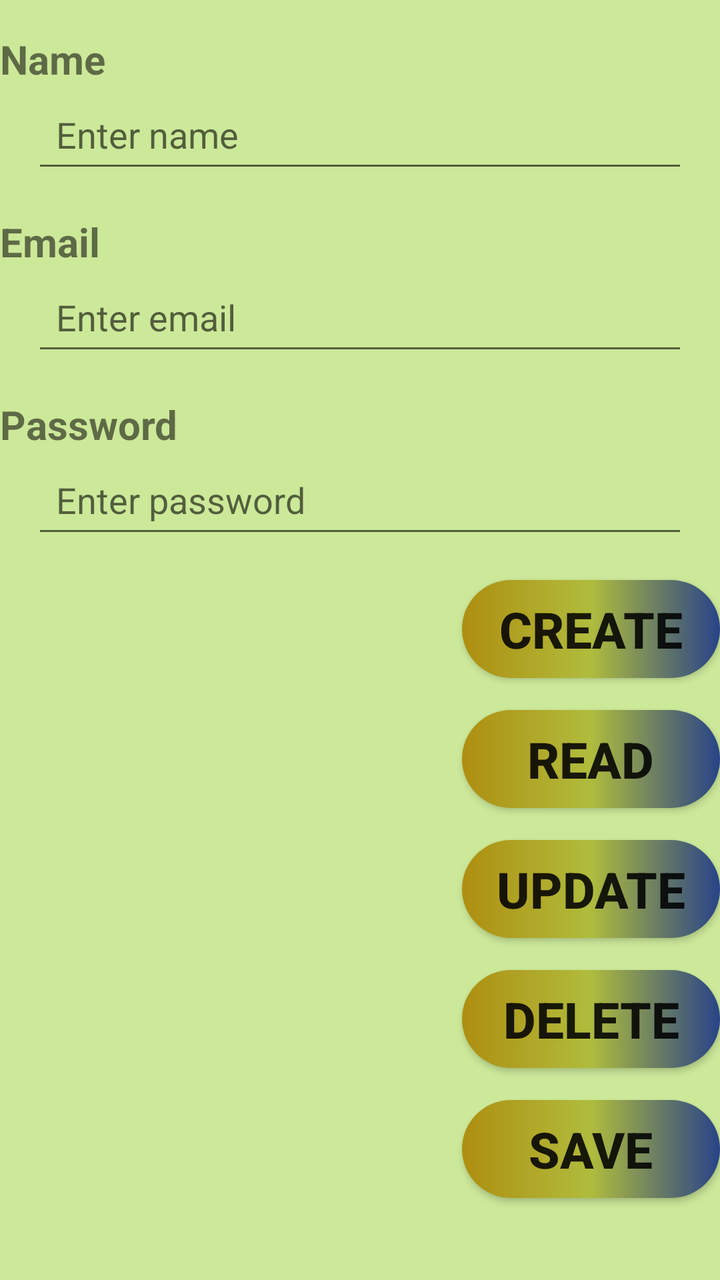
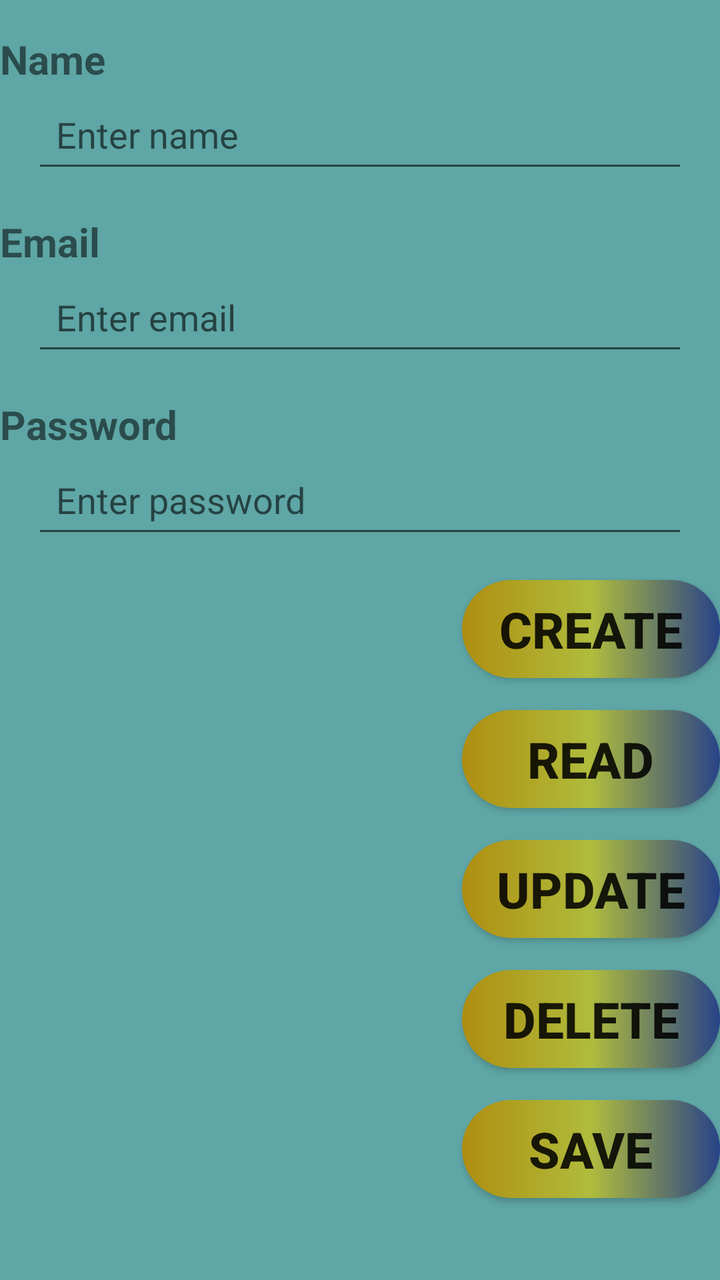

Compare the two renders of this Android layout. The source of the first and the diff that turns it into the second are given below.
<!-- AndroidManifest.xml: activity theme Theme.AppCompat.Light -->
<!-- res/layout/activity_users.xml -->
<?xml version="1.0" encoding="utf-8"?>
<androidx.constraintlayout.widget.ConstraintLayout xmlns:android="http://schemas.android.com/apk/res/android"
    xmlns:app="http://schemas.android.com/apk/res-auto"
    xmlns:tools="http://schemas.android.com/tools"
    android:layout_width="match_parent"
    android:layout_height="match_parent"
    android:background="#CCE899"
    tools:context=".UsersActivity">

    
    <TextView
        android:id="@+id/text_name"
        android:layout_width="wrap_content"
        android:layout_height="wrap_content"
        android:text="Name"
        android:textStyle="bold"
        android:textSize="20sp"
        android:layout_marginTop="16dp"
        app:layout_constraintStart_toStartOf="parent"
        app:layout_constraintTop_toTopOf="parent" />

    <EditText
        android:id="@+id/edit_name"
        android:layout_width="0dp"
        android:layout_height="wrap_content"
        android:layout_marginStart="16dp"
        android:layout_marginEnd="16dp"
        android:inputType="textPersonName"
        android:hint="Enter name"
        app:layout_constraintEnd_toEndOf="parent"
        app:layout_constraintStart_toStartOf="parent"
        app:layout_constraintTop_toBottomOf="@+id/text_name"
        android:padding="12dp"
        android:autofillHints="" />


    <TextView
        android:id="@+id/text_email"
        android:layout_width="wrap_content"
        android:layout_height="wrap_content"
        android:text="Email"
        android:textStyle="bold"
        android:textSize="20sp"
        android:layout_marginTop="16dp"
        app:layout_constraintStart_toStartOf="parent"
        app:layout_constraintTop_toBottomOf="@+id/edit_name" />

    <EditText
        android:id="@+id/edit_email"
        android:layout_width="0dp"
        android:layout_height="wrap_content"
        android:layout_marginStart="16dp"
        android:layout_marginEnd="16dp"
        android:padding="12dp"
        android:inputType="textEmailAddress"
        android:hint="Enter email"
        app:layout_constraintEnd_toEndOf="parent"
        app:layout_constraintStart_toStartOf="parent"
        app:layout_constraintTop_toBottomOf="@+id/text_email" />

    <TextView
        android:id="@+id/text_password"
        android:layout_width="wrap_content"
        android:layout_height="wrap_content"
        android:text="Password"
        android:textStyle="bold"
        android:textSize="20sp"
        android:layout_marginTop="16dp"
        app:layout_constraintStart_toStartOf="parent"
        app:layout_constraintTop_toBottomOf="@+id/edit_email" />

    <EditText
        android:id="@+id/edit_password"
        android:layout_width="0dp"
        android:layout_height="wrap_content"
        android:layout_marginStart="16dp"
        android:layout_marginEnd="16dp"
        android:padding="12dp"
        android:inputType="textPassword"
        android:hint="Enter password"
        app:layout_constraintEnd_toEndOf="parent"
        app:layout_constraintStart_toStartOf="parent"
        app:layout_constraintTop_toBottomOf="@+id/text_password" />

    
    <Button
        android:id="@+id/btn_create"
        android:layout_width="129dp"
        android:layout_height="49dp"
        android:layout_marginTop="16dp"
        android:background="@drawable/button_shapes"
        android:text="Create"
        android:textSize="25sp"
        android:textStyle="bold"
        app:layout_constraintEnd_toEndOf="parent"
        app:layout_constraintTop_toBottomOf="@+id/edit_password" />

    <Button
        android:id="@+id/btn_read"
        android:layout_width="129dp"
        android:layout_height="49dp"
        android:layout_marginTop="16dp"
        android:background="@drawable/button_shapes"
        android:text="Read"
        android:textSize="25sp"
        android:textStyle="bold"
        app:layout_constraintEnd_toEndOf="parent"
        app:layout_constraintTop_toBottomOf="@+id/btn_create" />

    <Button
        android:id="@+id/btn_update"
        android:layout_width="129dp"
        android:layout_height="49dp"
        android:background="@drawable/button_shapes"
        android:text="Update"
        android:textSize="25sp"
        android:textStyle="bold"
        android:layout_marginTop="16dp"
        app:layout_constraintEnd_toEndOf="parent"
        app:layout_constraintTop_toBottomOf="@+id/btn_read" />

    <Button
        android:id="@+id/btn_delete"
        android:layout_width="129dp"
        android:layout_height="49dp"
        android:layout_marginTop="16dp"
        android:text="Delete"
        android:textSize="25sp"
        android:textStyle="bold"
        android:background="@drawable/button_shapes"
        app:layout_constraintEnd_toEndOf="parent"
        app:layout_constraintTop_toBottomOf="@+id/btn_update" />

    <Button
        android:id="@+id/btn_save"
        android:layout_width="129dp"
        android:layout_height="49dp"
        android:layout_marginTop="16dp"
        android:text="Save"
        android:textSize="25sp"
        android:textStyle="bold"
        android:background="@drawable/button_shapes"
        app:layout_constraintEnd_toEndOf="parent"
        app:layout_constraintTop_toBottomOf="@+id/btn_delete" />

</androidx.constraintlayout.widget.ConstraintLayout>
<!-- resources referenced by this layout -->
<resources>
  <!-- drawable button_shapes (drawable) -->
  <?xml version="1.0" encoding="utf-8"?>
  <shape android:shape="rectangle" xmlns:android="http://schemas.android.com/apk/res/android">
      <gradient
          android:startColor="#AF8E10"
          android:centerColor="#B0BC3D"
          android:endColor="#284388" />
      <corners android:radius="100sp"/>
  </shape>
</resources>

<!-- the commit's change to res/layout/activity_users.xml (unified diff, before → after) -->
@@ -4,7 +4,7 @@
     xmlns:tools="http://schemas.android.com/tools"
     android:layout_width="match_parent"
     android:layout_height="match_parent"
-    android:background="#CCE899"
+    android:background="#5FA6A6"
     tools:context=".UsersActivity">
 
     
